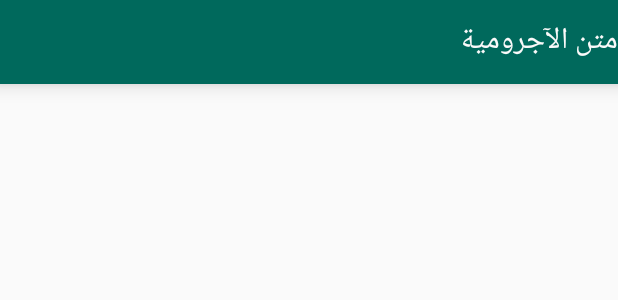
After one commit to khalid-hussain/MatnAjrumiyyah, an Android app: the layout activity_preferences.xml on its own in the app's theme, with its tools: preview values and no code run, on a phone screen of 412 x 824 dp. The commit adds this screen. Shown: the top 300 px of the screen. Run offline under Robolectric (Android 15) with nearby library versions, the phone set to English and light mode, and no system bars.

Commit message:
Updated with most functionality

```diff
--- /dev/null
+++ b/app/src/main/res/layout/activity_preferences.xml
@@ -0,0 +1,20 @@
+<LinearLayout xmlns:android="http://schemas.android.com/apk/res/android"
+    xmlns:tools="http://schemas.android.com/tools"
+    android:layout_width="match_parent"
+    android:layout_height="match_parent"
+    android:orientation="vertical"
+    tools:context="com.khalid.ajrumiyyah.PreferencesActivity">
+
+    <include
+        android:id="@+id/my_action_bar"
+        layout="@layout/toolbar"
+        android:layout_width="match_parent"
+        android:layout_height="wrap_content"
+        />
+
+    <LinearLayout
+        android:id="@+id/content_view"
+        android:orientation="vertical"
+        android:layout_width="match_parent"
+        android:layout_height="match_parent"/>
+</LinearLayout>
--- a/app/src/main/res/values-v21/styles.xml
+++ b/app/src/main/res/values-v21/styles.xml
@@ -4,7 +4,7 @@
     <style name="AppTheme" parent="Theme.AppCompat.Light.NoActionBar">
         <item name="colorPrimary">@color/colorPrimary</item>
         <item name="colorPrimaryDark">@color/colorPrimaryDark</item>
-        <item name="android:statusBarColor">@android:color/transparent</item>
+        <item name="android:statusBarColor">@color/colorPrimaryDark</item>
         <item name="windowActionModeOverlay">true</item>
         <item name="drawerArrowStyle">@style/DrawerArrowStyle</item>
 
--- a/app/src/main/res/values/strings.xml
+++ b/app/src/main/res/values/strings.xml
@@ -1,8 +1,10 @@
 <resources>
     <string name="app_name">متن الآجرومية</string>
-    <string name="action_settings">Settings</string>
+    <string name="action_settings">الإعدادات</string>
+    <string name="action_about">عن</string>
     <string name="drawer_open">open</string>
     <string name="drawer_close">close</string>
+
     <string name="table_of_contents">المحتويات</string>
-    <string name="kalaam">أَنْوَاعُ اَلْكَلَامِ</string>
+    <string name="title_activity_preferences">الإعدادات</string>
 </resources>
```
Also changed, not shown: app/build.gradle (+8 -1 lines), app/src/main/AndroidManifest.xml (+8 -4 lines), app/src/main/java/com/khalid/ajrumiyyah/PreferencesActivity.java (added, +44 -0 lines), app/src/main/java/com/khalid/ajrumiyyah/ReaderActivity.java (+12 -9 lines), app/src/main/res/menu/menu_main.xml (+14 -3 lines), app/src/main/res/menu/menu_preferences.xml (added, +7 -0 lines), build.gradle (line endings or trailing spaces).
